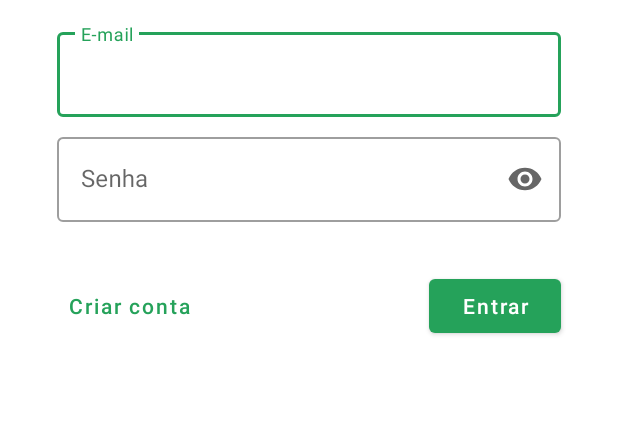
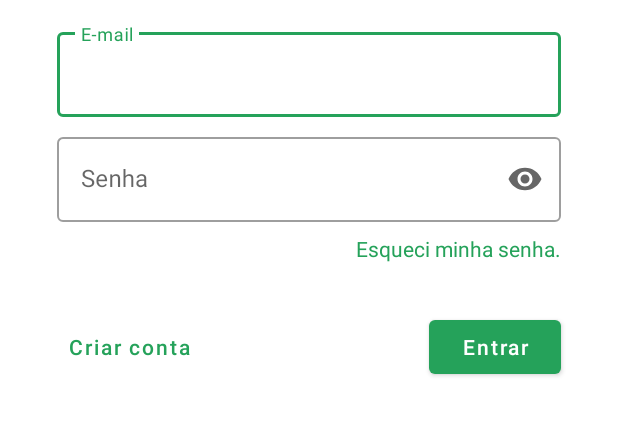
Before and after one commit to wandersonfelipegp13/app, an Android app: the screen it shows after launch (LoginActivity), on a phone screen of 412 x 824 dp, the part 53-489 px from its top. Run offline under Robolectric (Android 15) with nearby library versions, the phone set to English and light mode, and no system bars; our stand-ins replace Firebase (no records; nobody signed in at launch, a user with empty details on screens opened directly), data binding; Roboto replaces fonts that are not available here.

Commit message:
feat: Redefinição de senha

```diff
--- a/app/src/main/res/layout/activity_login.xml
+++ b/app/src/main/res/layout/activity_login.xml
@@ -68,6 +68,16 @@
 
             </com.google.android.material.textfield.TextInputLayout>
 
+            <TextView
+                android:id="@+id/tvResetPass"
+                android:layout_marginTop="@dimen/small_margin"
+                android:text="@string/forgot_password"
+                app:layout_constraintTop_toBottomOf="@id/tilSenha"
+                app:layout_constraintEnd_toEndOf="@id/tilSenha"
+                android:layout_width="wrap_content"
+                android:textColor="@color/green_500"
+                android:layout_height="wrap_content"/>
+
             <Button
                 android:id="@+id/btnSignUp"
                 style="@style/Widget.MaterialComponents.Button.TextButton"
@@ -77,7 +87,7 @@
                 android:text="@string/sign_up"
                 android:textAllCaps="false"
                 app:layout_constraintStart_toStartOf="@id/tilSenha"
-                app:layout_constraintTop_toBottomOf="@id/tilSenha" />
+                app:layout_constraintTop_toBottomOf="@id/tvResetPass" />
 
             <Button
                 android:id="@+id/btnSignIn"
--- a/app/src/main/res/values/strings.xml
+++ b/app/src/main/res/values/strings.xml
@@ -19,6 +19,12 @@
     <string name="button_sign_in">Entrar</string>
     <string name="sign_up">Criar conta</string>
     <string name="sign_in_error">Não foi possível entrar na sua conta. Tente novamente</string>
+    <string name="forgot_password">Esqueci minha senha.</string>
+    <string name="inform_email_reset">Informe seu email para enviarmos seu link de redefinição de senha.</string>
+    <string name="password_reset_fail">Não foi possível enviar o email de redefinição de senha.</string>
+    <string name="password_reset_sent_title">Redefinir senha</string>
+    <string name="password_reset_email">Será enviado um email para redefinição da sua senha. Deseja continuar?</string>
+    <string name="password_reset_sent">Email de redefinição de senha enviado.</string>
 
     <!-- SignUp Activity -->
     <string name="name_input_hint">Nome</string>
```
Also changed, not shown: app/src/main/java/com/example/myapplication/LoginActivity.java (+32 -2 lines), app/src/main/java/com/example/myapplication/ProfileActivity.java (+22 -0 lines).
